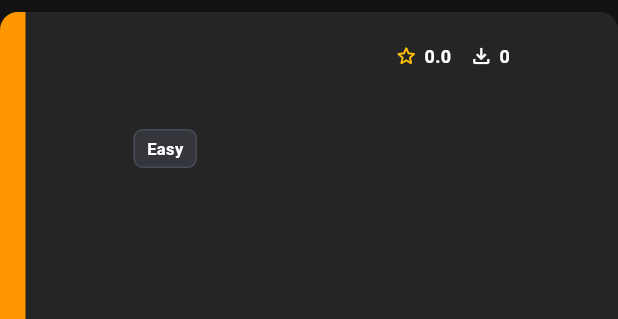
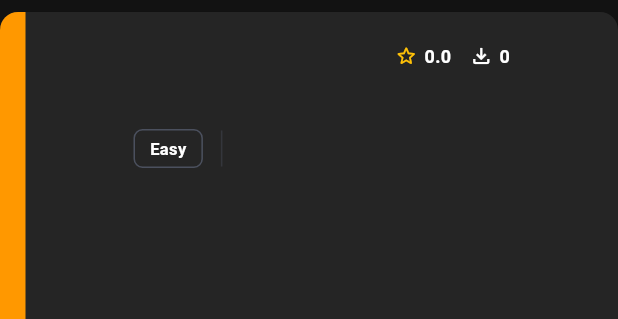
Before and after one commit to asadhusain97/buzz5_quiz_app, a Flutter app: the SetListItemTile widget shown alone on an empty page, opened directly with empty values, after a tap on the "more vert" icon, on a phone screen of 412 x 824 dp. Shown: the top 319 px of the screen. Run offline on Flutter 3.47's test engine with Material 3 defaults, Android fonts, the phone set to English and light mode, and no system bars; our stand-ins replace cloud_firestore, connectivity_plus, file_picker, firebase_auth, firebase_core, firebase_database and 4 more; missing offline and left inert: firebase_app_check; accounts and stored records are empty.

Commit message:
feat: Refine difficulty chip styling to be outlined and add a vertical divider between difficulty and tags.

```diff
--- a/lib/pages/create_page.dart
+++ b/lib/pages/create_page.dart
@@ -1547,21 +1547,21 @@ class SetListItemTile extends StatelessWidget {
                       // Difficulty and Tags Row with spacing
                       Row(
                         children: [
-                          // Difficulty chip (no color)
+                          // Difficulty chip (outlined, no background)
                           if (set.difficulty != null) ...[
                             Container(
                               padding: EdgeInsets.symmetric(
-                                horizontal: 8,
+                                horizontal: 10,
                                 vertical: 4,
                               ),
                               decoration: BoxDecoration(
-                                color: ColorConstants.hintGrey.withValues(
-                                  alpha: 0.2,
-                                ),
+                                color:
+                                    Colors
+                                        .transparent, // Transparent background
                                 borderRadius: BorderRadius.circular(6),
                                 border: Border.all(
                                   color: ColorConstants.hintGrey.withValues(
-                                    alpha: 0.3,
+                                    alpha: 0.5,
                                   ),
                                   width: 1,
                                 ),
@@ -1571,17 +1571,23 @@ class SetListItemTile extends StatelessWidget {
                                 style: TextStyle(
                                   fontSize: 11,
                                   fontWeight: FontWeight.w600,
-                                  color:
-                                      Theme.of(context).brightness ==
-                                              Brightness.dark
-                                          ? ColorConstants.lightTextColor
-                                          : ColorConstants.darkTextColor,
+                                  color: ColorConstants.lightTextColor,
                                 ),
                               ),
                             ),
-                            SizedBox(
-                              width: 16,
-                            ), // Space between difficulty and tags
+
+                            SizedBox(width: 12),
+
+                            // Vertical Divider
+                            Container(
+                              width: 1,
+                              height: 24,
+                              color: ColorConstants.hintGrey.withValues(
+                                alpha: 0.2,
+                              ),
+                            ),
+
+                            SizedBox(width: 12),
                           ],
 
                           // Tag chips
```
